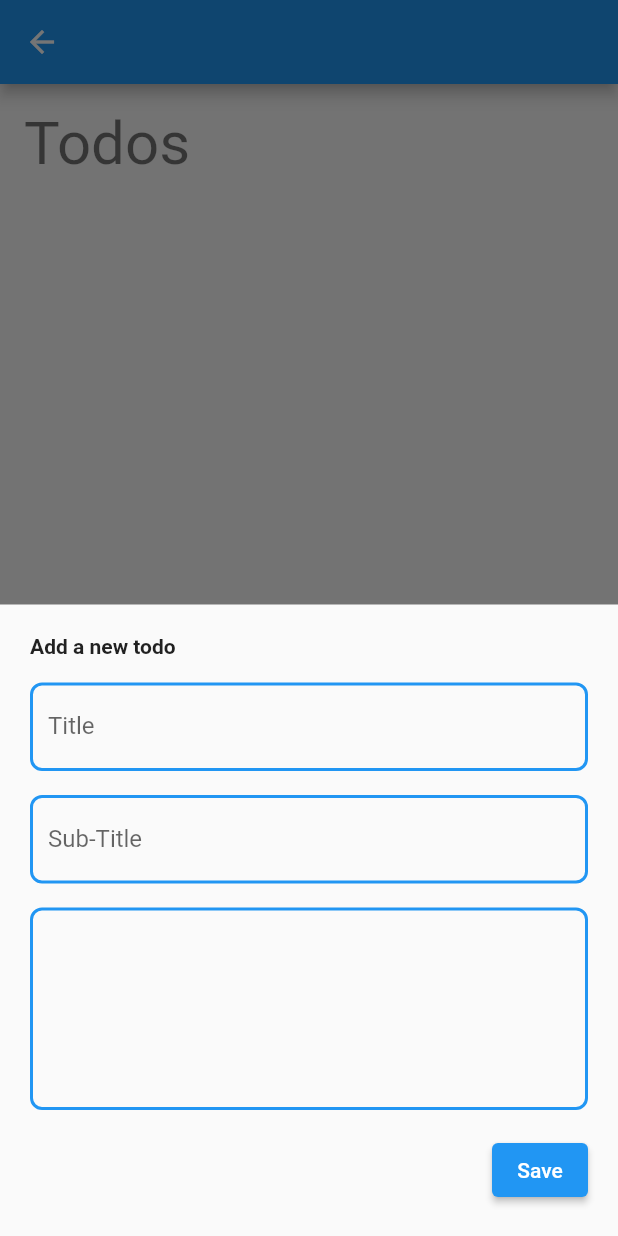
After one commit to antonio-nicolau/Flutter-ToDoApp-with-firebase, a Flutter app: the TodosPage screen opened directly, after a tap on the "add" icon, on a phone screen of 412 x 824 dp. The commit adds this screen. Run offline on Flutter 3.47's test engine with Material 2 defaults, Android fonts, the phone set to English and light mode, and no system bars; our stand-ins replace cloud_firestore, firebase_core, flutter_riverpod, riverpod_annotation; accounts and stored records are empty.

Commit message:
Added cloud firestore and get all todos

```diff
--- /dev/null
+++ b/lib/core/repositories/cloud_firestore.repository.dart
@@ -0,0 +1,33 @@
+import 'package:cloud_firestore/cloud_firestore.dart';
+import 'package:flutter_cloud_firestore/core/models/todo.model.dart';
+import 'package:flutter_cloud_firestore/core/repositories/cloud_firestore.repository.interface.dart';
+import 'package:riverpod_annotation/riverpod_annotation.dart';
+
+final todoCloudFirestoreRepositoryProvider = Provider<ICloudFirestoreRepository>((ref) {
+  return TodoCloudFirestoreRepository(FirebaseFirestore.instance);
+});
+
+final getTodosProvider = StreamProvider.autoDispose<QuerySnapshot>((ref) {
+  return ref.read(todoCloudFirestoreRepositoryProvider).getTodos();
+});
+
+class TodoCloudFirestoreRepository implements ICloudFirestoreRepository {
+  final FirebaseFirestore _db;
+
+  const TodoCloudFirestoreRepository(this._db);
+
+  @override
+  Stream<QuerySnapshot> getTodos() {
+    return _db.collection('todos').snapshots();
+  }
+
+  @override
+  Future<void> add(Todo todo) async {
+    await _db.collection('todos').add(todo.toMap());
+  }
+
+  @override
+  Future<void> delete(String uuid) async {
+    _db.collection('todos').doc(uuid).delete();
+  }
+}
--- /dev/null
+++ b/lib/core/repositories/cloud_firestore.repository.interface.dart
@@ -0,0 +1,8 @@
+import 'package:cloud_firestore/cloud_firestore.dart';
+import 'package:flutter_cloud_firestore/core/models/todo.model.dart';
+
+abstract class ICloudFirestoreRepository {
+  Stream<QuerySnapshot> getTodos();
+  Future<void> add(Todo todo);
+  Future<void> delete(String uuid);
+}
--- a/lib/main.dart
+++ b/lib/main.dart
@@ -2,6 +2,7 @@ import 'package:firebase_core/firebase_core.dart';
 import 'package:flutter/material.dart';
 import 'package:flutter_cloud_firestore/firebase_options.dart';
 import 'package:flutter_cloud_firestore/src/app.dart';
+import 'package:flutter_riverpod/flutter_riverpod.dart';
 
 void main() async {
   WidgetsFlutterBinding.ensureInitialized();
@@ -9,5 +10,5 @@ void main() async {
     options: DefaultFirebaseOptions.currentPlatform,
   );
 
-  runApp(const MyApp());
+  runApp(const ProviderScope(child: MyApp()));
 }
--- a/lib/src/app.dart
+++ b/lib/src/app.dart
@@ -1,5 +1,5 @@
 import 'package:flutter/material.dart';
-import 'package:flutter_cloud_firestore/src/home/home.page.dart';
+import 'package:flutter_cloud_firestore/src/modules/home/home.page.dart';
 
 class MyApp extends StatelessWidget {
   const MyApp({super.key});
--- /dev/null
+++ b/lib/src/modules/todos/todos.page.dart
@@ -0,0 +1,68 @@
+import 'package:flutter/material.dart';
+import 'package:flutter_cloud_firestore/core/models/todo.model.dart';
+import 'package:flutter_cloud_firestore/core/repositories/cloud_firestore.repository.dart';
+import 'package:flutter_cloud_firestore/src/modules/todos/widgets/add_todo.widget.dart';
+import 'package:flutter_riverpod/flutter_riverpod.dart';
+
+class TodosPage extends ConsumerWidget {
+  const TodosPage({super.key});
+
+  @override
+  Widget build(BuildContext context, WidgetRef ref) {
+    final todosAsyncvalue = ref.watch(getTodosProvider);
+
+    void displayModal() {
+      showModalBottomSheet(
+        isDismissible: true,
+        context: context,
+        builder: (context) {
+          return const AddTodo();
+        },
+      );
+    }
+
+    return Scaffold(
+      appBar: AppBar(),
+      body: Padding(
+        padding: const EdgeInsets.all(16),
+        child: Column(
+          crossAxisAlignment: CrossAxisAlignment.start,
+          children: <Widget>[
+            Text(
+              'Todos',
+              style: Theme.of(context).textTheme.headlineLarge,
+            ),
+            const SizedBox(height: 20),
+            todosAsyncvalue.when(
+              data: (data) {
+                final docs = data.docs;
+                final todos = docs.map((e) => Todo.fromMap(e.data() as Map<String, dynamic>)).toList();
+
+                return ListView.builder(
+                  shrinkWrap: true,
+                  physics: const BouncingScrollPhysics(),
+                  itemCount: todos.length,
+                  itemBuilder: (context, index) {
+                    final todo = todos[index];
+
+                    return ListTile(
+                      title: Text(todo.title),
+                      subtitle: Text(todo.subtitle),
+                    );
+                  },
+                );
+              },
+              loading: () => const Center(child: CircularProgressIndicator()),
+              error: (error, stackTrace) => Text(error.toString()),
+            )
+          ],
+        ),
+      ),
+      floatingActionButton: FloatingActionButton(
+        onPressed: displayModal,
+        tooltip: 'Increment',
+        child: const Icon(Icons.add),
+      ),
+    );
+  }
+}
--- /dev/null
+++ b/lib/src/modules/todos/widgets/add_todo.widget.dart
@@ -0,0 +1,65 @@
+import 'package:flutter/material.dart';
+import 'package:flutter_cloud_firestore/core/models/todo.model.dart';
+import 'package:flutter_cloud_firestore/core/repositories/cloud_firestore.repository.dart';
+import 'package:flutter_cloud_firestore/src/modules/todos/widgets/todo_textfield.widget.dart';
+import 'package:flutter_riverpod/flutter_riverpod.dart';
+
+class AddTodo extends ConsumerWidget {
+  const AddTodo({super.key});
+
+  @override
+  Widget build(BuildContext context, WidgetRef ref) {
+    final titleEdittingController = TextEditingController();
+    final subtitleEdittingController = TextEditingController();
+    final aboutEdittingController = TextEditingController();
+
+    void addTodo() {
+      final title = titleEdittingController.text.trim();
+      final subtitle = subtitleEdittingController.text.trim();
+      final about = aboutEdittingController.text.trim();
+
+      final todo = Todo(title: title, subtitle: subtitle, about: about);
+      ref.read(todoCloudFirestoreRepositoryProvider).add(todo);
+    }
+
+    return SingleChildScrollView(
+      child: Container(
+        padding: const EdgeInsets.all(20),
+        child: Column(
+          crossAxisAlignment: CrossAxisAlignment.start,
+          children: [
+            const Text(
+              'Add a new todo',
+              style: TextStyle(fontWeight: FontWeight.bold),
+            ),
+            const SizedBox(height: 16),
+            TodoTextField(
+              controller: titleEdittingController,
+              label: 'Title',
+            ),
+            const SizedBox(height: 16),
+            TodoTextField(
+              controller: subtitleEdittingController,
+              label: 'Sub-Title',
+            ),
+            const SizedBox(height: 16),
+            TodoTextField(
+              controller: aboutEdittingController,
+              hintText: 'About',
+              minLines: 5,
+              maxLines: 15,
+            ),
+            const SizedBox(height: 16),
+            Align(
+              alignment: Alignment.bottomRight,
+              child: ElevatedButton(
+                onPressed: addTodo,
+                child: const Text('Save'),
+              ),
+            )
+          ],
+        ),
+      ),
+    );
+  }
+}
--- /dev/null
+++ b/lib/src/modules/todos/widgets/todo_textfield.widget.dart
@@ -0,0 +1,37 @@
+import 'package:flutter/material.dart';
+
+class TodoTextField extends StatelessWidget {
+  const TodoTextField({
+    super.key,
+    required this.controller,
+    this.label,
+    this.minLines,
+    this.maxLines,
+    this.hintText,
+    this.onChanged,
+  });
+  final TextEditingController controller;
+  final String? label;
+  final String? hintText;
+  final int? minLines;
+  final int? maxLines;
+  final Function(String value)? onChanged;
+
+  @override
+  Widget build(BuildContext context) {
+    return TextField(
+      controller: controller,
+      decoration: InputDecoration(
+        label: Text(label ?? ''),
+        hintText: hintText,
+        enabledBorder: OutlineInputBorder(
+          borderSide: BorderSide(width: 2, color: Theme.of(context).primaryColor),
+          borderRadius: const BorderRadius.all(Radius.circular(8)),
+        ),
+      ),
+      minLines: minLines,
+      maxLines: maxLines ?? 1,
+      onChanged: onChanged,
+    );
+  }
+}
```
Also changed, not shown: lib/src/home/home.page.dart (deleted, +0 -36 lines), lib/src/modules/auth/auth.page.dart (added, +60 -0 lines), lib/src/modules/home/home.page.dart (added, +32 -0 lines).
